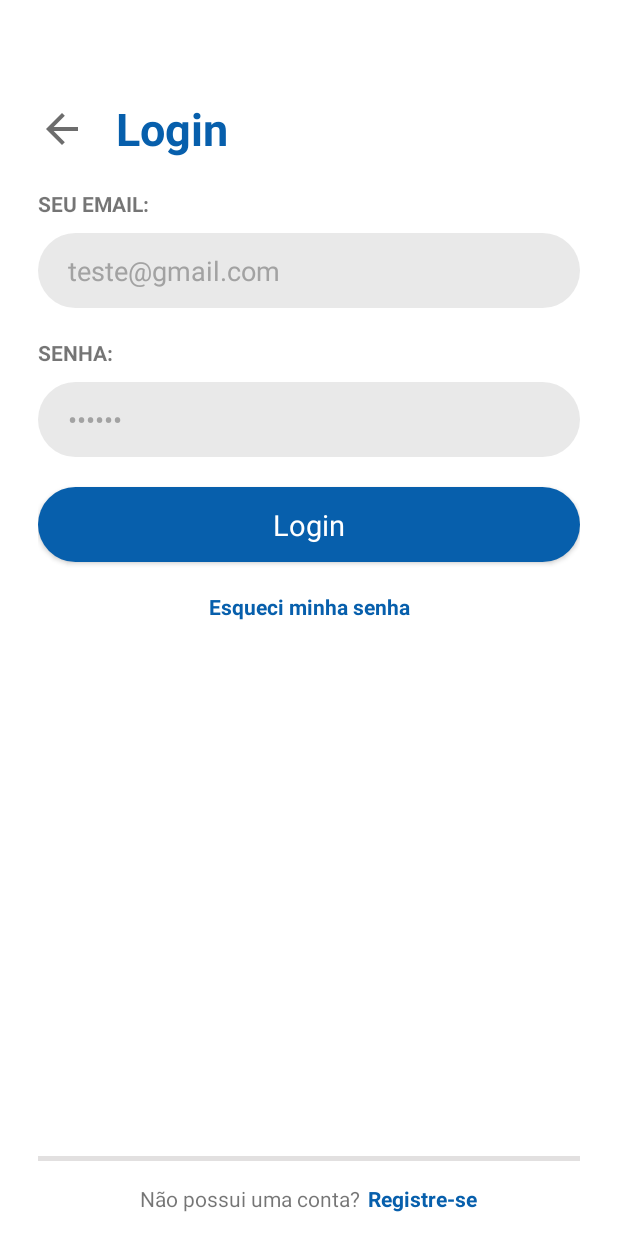
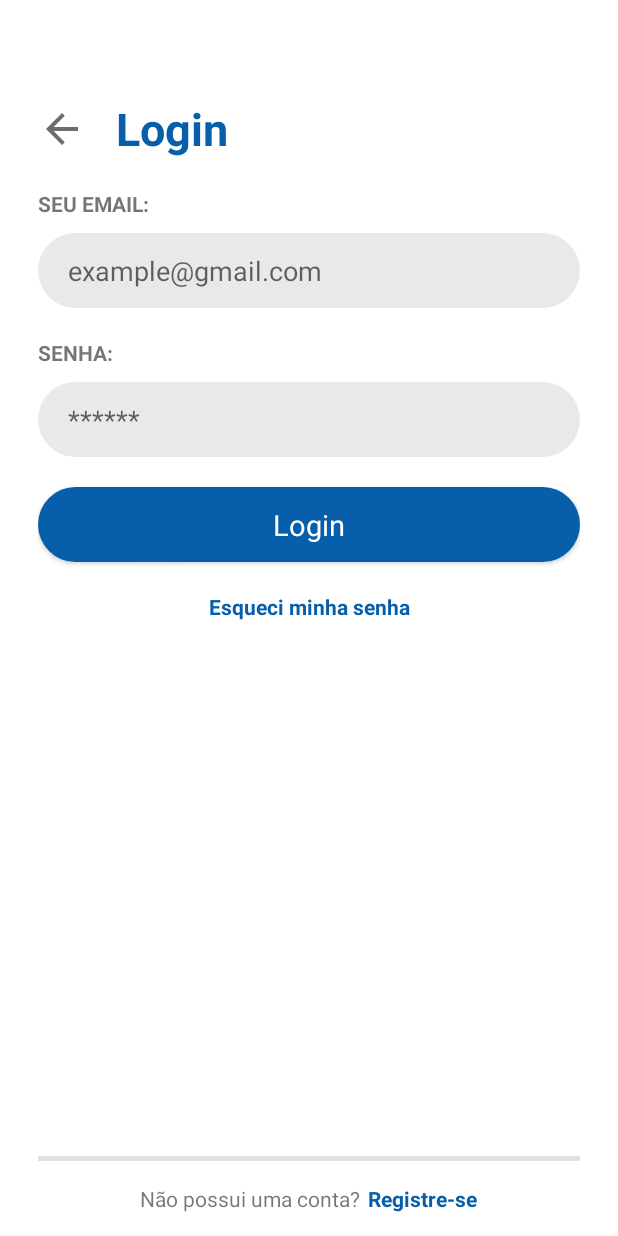
Before and after one commit to nuLL-cmd/coin_see_app_android_public, an Android app: the LoginActivity screen opened directly, with no data from a screen before it, on a phone screen of 412 x 824 dp. Run offline under Robolectric (Android 15) with nearby library versions, the phone set to English and light mode, and no system bars; our stand-ins replace Firebase (no records; nobody signed in at launch, a user with empty details on screens opened directly); libraries missing offline, so code that uses them is left out: com.github.ybq.android; plain views replace SpinKitView; Roboto replaces fonts that are not available here.

Commit message:
Projeto pronto para publicação

```diff
--- a/app/src/main/res/layout/activity_forgot.xml
+++ b/app/src/main/res/layout/activity_forgot.xml
@@ -73,6 +73,7 @@
                 android:layout_height="50dp"
                 android:background="@drawable/bg_edt"
                 android:singleLine="true"
+                android:inputType="textEmailAddress"
                 android:textColor="#A2A2A2"
                 android:layout_marginTop="10dp"
                 android:hint="example@gmail.com"
--- a/app/src/main/res/layout/activity_login.xml
+++ b/app/src/main/res/layout/activity_login.xml
@@ -60,7 +60,7 @@
             <EditText
                 android:id="@+id/edtEmail_login"
                 android:layout_width="match_parent"
-                android:text="teste@gmail.com"
+                android:inputType="textEmailAddress"
                 android:layout_height="50dp"
                 android:background="@drawable/bg_edt"
                 android:singleLine="true"
@@ -82,7 +82,6 @@
                 android:layout_height="50dp"
                 android:layout_marginTop="10dp"
                 android:textColor="#A2A2A2"
-                android:text="402866"
                 android:hint="******"
                 android:maxLength="6"
                 android:inputType="numberPassword"
--- a/app/src/main/res/layout/activity_register.xml
+++ b/app/src/main/res/layout/activity_register.xml
@@ -137,6 +137,7 @@
                 android:layout_width="match_parent"
                 android:layout_height="50dp"
                 android:singleLine="true"
+                android:inputType="textEmailAddress"
                 android:background="@drawable/bg_edt"
                 android:textColor="#A2A2A2"
                 android:layout_marginTop="10dp"
```
